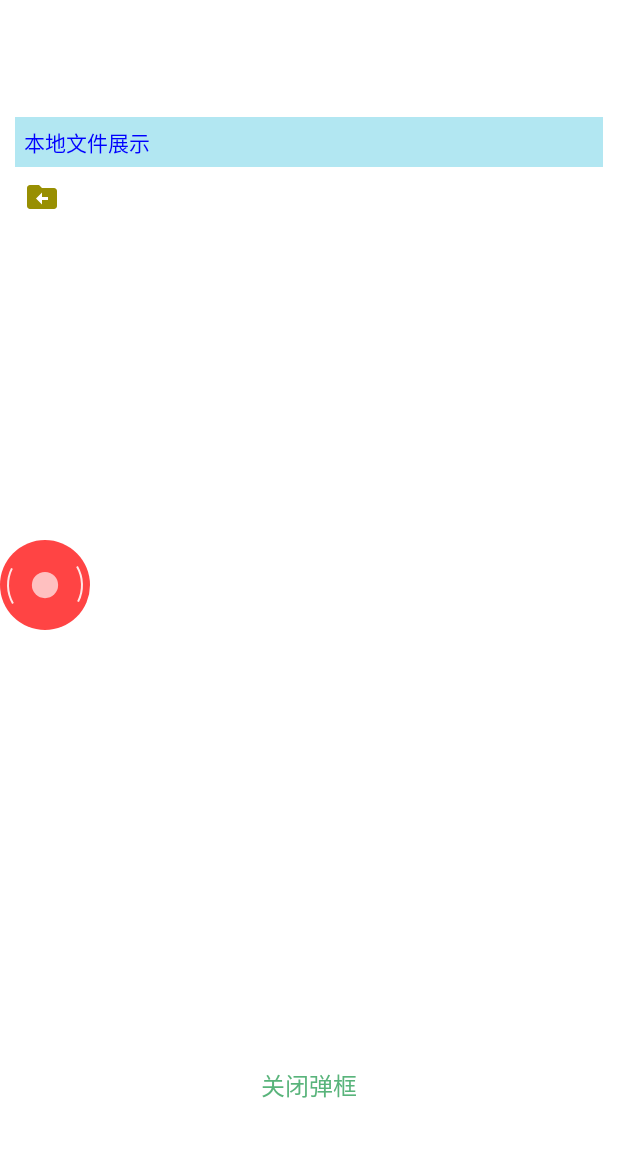
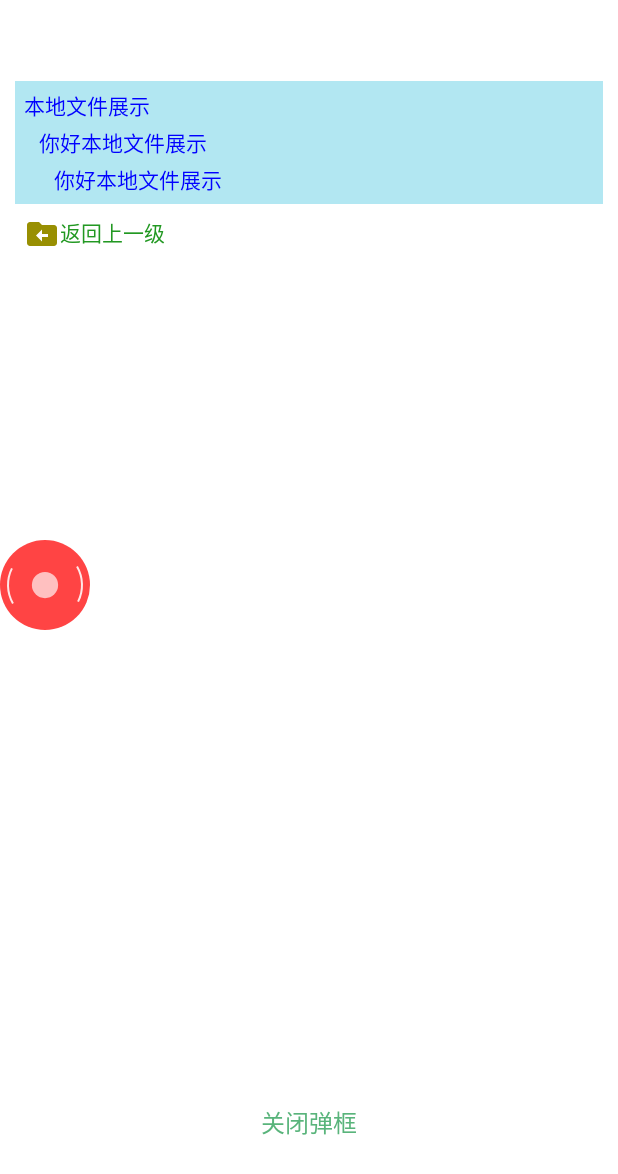
Before and after one commit to githubwangjunqiang/DialogLogShowManager, an Android app: the layout show_log_sdk_cache_log_layout.xml on its own in the app's theme, with its tools: preview values and no code run, on a phone screen of 412 x 824 dp. Shown: the top 1174 px of the screen. Run offline under Robolectric (Android 15) with nearby library versions, the phone set to English and light mode, and no system bars.

Commit message:
图标更换

```diff
--- a/dialoglogshow/src/main/res/drawable/baseline_create_new_folder_24_floder.xml
+++ b/dialoglogshow/src/main/res/drawable/baseline_create_new_folder_24_floder.xml
@@ -1,11 +1,12 @@
 <vector xmlns:android="http://schemas.android.com/apk/res/android"
     android:width="24dp"
     android:height="24dp"
+    android:tint="#C28707"
     android:viewportWidth="24"
     android:viewportHeight="24">
 
     <path
-        android:fillColor="#867507"
-        android:pathData="M20,6h-8l-2,-2L4,4c-1.11,0 -1.99,0.89 -1.99,2L2,18c0,1.11 0.89,2 2,2h16c1.11,0 2,-0.89 2,-2L22,8c0,-1.11 -0.89,-2 -2,-2zM19,14h-3v3h-2v-3h-3v-2h3L14,9h2v3h3v2z" />
+        android:fillColor="@android:color/white"
+        android:pathData="M15.88,10.5l1.62,1.62v3.38l-3,0v-5H15.88zM22,8v10c0,1.1 -0.9,2 -2,2H4c-1.1,0 -2,-0.9 -2,-2L2.01,6C2.01,4.9 2.9,4 4,4h6l2,2h8C21.1,6 22,6.9 22,8zM19,11.5L16.5,9H13v8l6,0V11.5z" />
 
 </vector>
--- a/dialoglogshow/src/main/res/drawable/baseline_insert_drive_file_24_doc.xml
+++ b/dialoglogshow/src/main/res/drawable/baseline_insert_drive_file_24_doc.xml
@@ -6,7 +6,7 @@
     android:viewportHeight="24">
 
     <path
-        android:fillColor="#DBCE1F"
+        android:fillColor="#C2B507"
         android:pathData="M6,2c-1.1,0 -1.99,0.9 -1.99,2L4,20c0,1.1 0.89,2 1.99,2L18,22c1.1,0 2,-0.9 2,-2L20,8l-6,-6L6,2zM13,9L13,3.5L18.5,9L13,9z" />
 
 </vector>
--- a/dialoglogshow/src/main/res/layout/show_log_sdk_cache_log_layout.xml
+++ b/dialoglogshow/src/main/res/layout/show_log_sdk_cache_log_layout.xml
@@ -1,5 +1,6 @@
 <?xml version="1.0" encoding="utf-8"?>
 <LinearLayout xmlns:android="http://schemas.android.com/apk/res/android"
+    xmlns:tools="http://schemas.android.com/tools"
     android:layout_width="match_parent"
     android:layout_height="wrap_content"
     android:layout_gravity="center"
@@ -13,21 +14,23 @@
         android:layout_width="match_parent"
         android:layout_height="wrap_content"
         android:background="#B2E7F2"
+        android:lineHeight="20dp"
         android:paddingHorizontal="6dp"
         android:paddingVertical="6dp"
-        android:text="本地文件展示"
         android:textColor="#0000ff"
-        android:textSize="14dp" />
+        android:textSize="14dp"
+        tools:text="本地文件展示\n   你好本地文件展示\n      你好本地文件展示" />
 
-    <ImageView
+    <TextView
         android:id="@+id/show_app_dialog_cache_file_log_tv_back"
-        android:layout_width="wrap_content"
+        android:layout_width="match_parent"
         android:layout_height="wrap_content"
+        android:drawableStart="@drawable/baseline_drive_file_move_rtl_24_file_back"
         android:paddingVertical="8dp"
         android:paddingStart="6dp"
         android:paddingEnd="20dp"
-        android:src="@drawable/baseline_drive_file_move_rtl_24_file_back"
-        android:text="本地文件展示"
+        android:text="返回上一级 "
+        android:textColor="#229822"
         android:textSize="14dp" />
 
 
```
Also changed, not shown: dialoglogshow/src/main/java/com/xq/dialoglogshow/dialog/DialogShowFileCache.java (+6 -4 lines), 5 other files.
